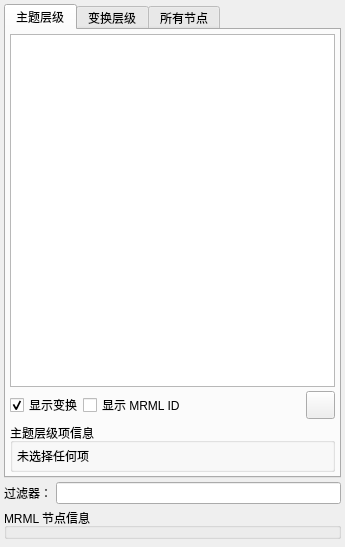
jiaqiwang969/Slicer, file miniSlicer/Slicer/Modules/Loadable/Data/Resources/UI/qSlicerDataModuleWidget.ui: the form before one commit.
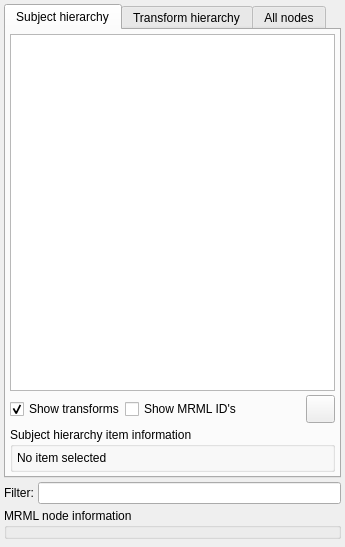
The form after the commit. Icons and pictures are not drawn. Custom widgets are drawn as their Qt base class.

What changed in the file:
```diff
--- a/miniSlicer/Slicer/Modules/Loadable/Data/Resources/UI/qSlicerDataModuleWidget.ui
+++ b/miniSlicer/Slicer/Modules/Loadable/Data/Resources/UI/qSlicerDataModuleWidget.ui
@@ -37,7 +37,7 @@
      <item>
       <widget class="QLabel" name="FilterLabel">
        <property name="text">
-        <string>过滤器：</string>
+        <string>Filter:</string>
        </property>
       </widget>
      </item>
@@ -76,7 +76,7 @@
      </property>
      <widget class="QWidget" name="tabSubject">
       <attribute name="title">
-       <string>主题层级</string>
+       <string>Subject hierarchy</string>
       </attribute>
       <layout class="QGridLayout" name="gridLayout_4">
        <property name="leftMargin">
@@ -102,7 +102,7 @@
          <item>
           <widget class="QCheckBox" name="SubjectHierarchyDisplayTransformsCheckBox">
            <property name="text">
-            <string>显示变换</string>
+            <string>Show transforms</string>
            </property>
            <property name="checked">
             <bool>true</bool>
@@ -112,7 +112,7 @@
          <item>
           <widget class="QCheckBox" name="SubjectHierarchyDisplayDataNodeIDsCheckBox">
            <property name="text">
-            <string>显示 MRML ID</string>
+            <string>Show MRML ID's</string>
            </property>
           </widget>
          </item>
@@ -173,7 +173,7 @@
        <item row="2" column="0">
         <widget class="ctkCollapsibleGroupBox" name="SubjectHierarchyItemInfoGroupBox">
          <property name="title">
-          <string>主题层级项信息</string>
+          <string>Subject hierarchy item information</string>
          </property>
          <property name="collapsed">
           <bool>true</bool>
@@ -197,7 +197,7 @@
           <item>
            <widget class="QLabel" name="SubjectHierarchyItemInfoLabel">
             <property name="text">
-             <string>未选择任何项</string>
+             <string>No item selected</string>
             </property>
             <property name="wordWrap">
              <bool>true</bool>
@@ -211,7 +211,7 @@
      </widget>
      <widget class="QWidget" name="tabTransform">
       <attribute name="title">
-       <string>变换层级</string>
+       <string>Transform hierarchy</string>
       </attribute>
       <layout class="QGridLayout" name="gridLayout_6">
        <property name="leftMargin">
@@ -288,7 +288,7 @@
      </widget>
      <widget class="QWidget" name="tabAll">
       <attribute name="title">
-       <string>所有节点</string>
+       <string>All nodes</string>
       </attribute>
       <layout class="QGridLayout" name="gridLayout">
        <property name="leftMargin">
@@ -369,7 +369,7 @@
    <item row="2" column="0">
     <widget class="ctkCollapsibleGroupBox" name="MRMLNodeInspectorGroupBox">
      <property name="title">
-      <string>MRML 节点信息</string>
+      <string>MRML node information</string>
      </property>
      <property name="collapsed">
       <bool>true</bool>
```
Left out of the diff: 27 changed lines with no effect on the pictures.
